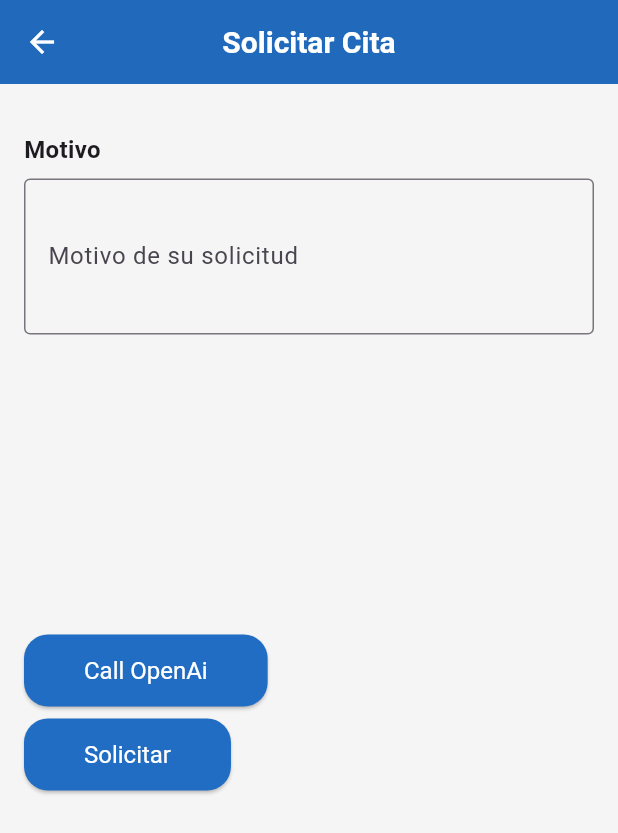
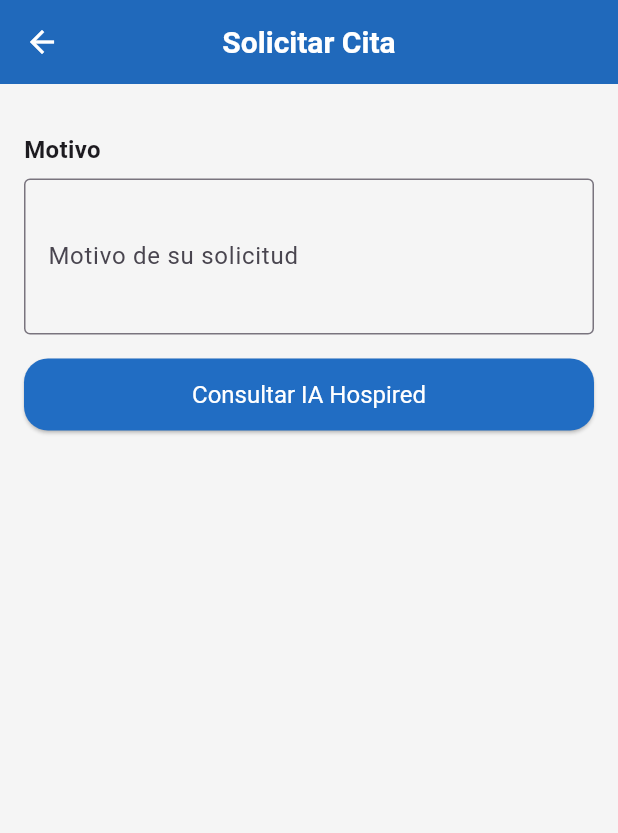
Before and after one commit to Hospired/Hospired-App, a Flutter app: the RequestAppointment screen opened by its route, after a tap on "Entendido", on a phone screen of 412 x 824 dp. Shown: the top 833 px of the screen. Run offline on Flutter 3.47's test engine with Material 3 defaults, Android fonts, the phone set to English and light mode, and no system bars; our stand-ins replace flutter_hooks, flutter_local_notifications, hive, hive_flutter, hooks_riverpod, shared_preferences and 3 more; accounts and stored records are empty.

Commit message:
Refine call to openai in request appointment

```diff
--- a/lib/pages/appointments/request_appointment.dart
+++ b/lib/pages/appointments/request_appointment.dart
@@ -1,23 +1,21 @@
-import 'dart:convert';
-
 import 'package:flutter/material.dart';
 import 'package:flutter_hooks/flutter_hooks.dart';
 import 'package:hooks_riverpod/hooks_riverpod.dart';
-import 'package:http/http.dart' as http;
 
 import '../../backend-api/api_service.dart';
 import '../../backend-api/dtos.dart';
+import '../../backend-api/enum_maps.dart';
 import '../../breakpoints.dart';
 import '../../colors.dart';
-import '../../openai_configuration.dart';
 import '../../providers/patient.dart';
 import '../../text_styles.dart';
+import '../../utilities/openai.dart';
 
 const String prePrompt = '''
 Eres una IA que le ayuda a pacientes agendar citas médicas en hospitales mediante un sistema digital llamado hospired.
 Los pacientes escribirán el motivo de su cita. Tú le responderás que tipo de especialista le corresponde al paciente
 según la descripción que haya dado. Si la descripción es muy inexacta, puedes solicitarle al paciente que describa su
-problema mas detalladamente. Solo les puede preguntar 1 vez. Si no puedes determinar la especialidad después de la segunda
+problema mas detalladamente. Solo le puedes preguntar 1 vez. Si no puedes determinar la especialidad después de la segunda
 respuesta, contesta que no es posible determinar la especialidad, y recomienda ver un médico general.
 
 La lista de las especialidades, según la base de datos, es la siguiente:
@@ -40,41 +38,21 @@ La lista de las especialidades, según la base de datos, es la siguiente:
   'Ophthalmology',
   'Otolaryngology'
 
-En la respuesta, traduce la especialidad al español.
+En la respuesta, traduce la especialidad al español. No ingreses caracteres de formatear texto, como
+por ejemplo **, <H1>, etc., solo plain text.
+
+Para la primera respuesta, existe la siguiente regla:
+Formula siempre una frase respondiendole al usuario. Si requieres mas información, termina tu respuesta
+con exactamente el siguiente string: ##More_Information_Required.
+Si sabes que especialidad proponer, termina tu respuesta con ##<specialty> reemplazando a <specialty>
+con un una especialidad de la lista, con su nombre original, por ejemplo ##Neurology.
+
+Para la segunda respuesta, existe la siguiente regla:
+Formula siempre una frase respondiendole al usuario. Si sabes que especialidad proponer, termina tu
+respuesta con ##<specialty> reemplazando a <specialty> con un una especialidad de la lista, con su
+nombre original, por ejemplo ##Neurology.
+Si no sabes qué especialidad proponer, termina la respuesta con ##General Practice
 ''';
-
-Future<String?> callOpenAI(List<Map<String, String>> messages) async {
-  final apiKey = openAiApiKeyDev;
-  final url = Uri.parse('https://api.openai.com/v1/chat/completions');
-
-  final headers = {
-    'Content-Type': 'application/json',
-    'Authorization': 'Bearer $apiKey',
-  };
-
-  /*
-  [
-    {'role': 'user', 'content': 'Hello!'},
-  ]
-  */
-
-  final body = jsonEncode({
-    'model': 'gpt-3.5-turbo',
-    'messages': messages,
-    'temperature': 0.7,
-  });
-
-  final response = await http.post(url, headers: headers, body: body);
-
-  if (response.statusCode == 200) {
-    final data = jsonDecode(response.body);
-    print(data['choices'][0]['message']['content']);
-    return data['choices'][0]['message']['content'];
-  } else {
-    print('Error: ${response.statusCode}');
-    print(response.body);
-  }
-}
 
 class RequestAppointment extends HookConsumerWidget {
   const RequestAppointment({super.key});
@@ -88,18 +66,47 @@ class RequestAppointment extends HookConsumerWidget {
       {'role': 'system', 'content': prePrompt},
     ]);
     final error = useState<String>("");
+    final inputMoreInformation = useState<bool>(false);
+    final selectedSpecialty = useState<String>("");
+    final readyToSubmit = useState<bool>(false);
 
     final TextEditingController motiveController = useTextEditingController();
+    final TextEditingController moreInfoController = useTextEditingController();
 
     final callOpenAi = useCallback(() async {
       List<Map<String, String>> currentMessages = [...messages.value];
+
+      if (inputMoreInformation.value) {
+        currentMessages.add({
+          'role': 'user',
+          'content': moreInfoController.text,
+        });
+      } else {
         currentMessages.add({'role': 'user', 'content': motiveController.text});
-      String? assistantResponse = await callOpenAI(currentMessages);
+      }
+
+      String? assistantResponse = await requestOpenAiResponse(currentMessages);
       if (assistantResponse != null) {
+        List<String> splittedResponse = assistantResponse.split('##');
+        if (splittedResponse.length == 2) {
+          if (splittedResponse[1].contains('More_Information_Required')) {
+            inputMoreInformation.value = true;
+          } else {
+            if (medicalSpecialties.keys.contains(splittedResponse[1])) {
+              selectedSpecialty.value = splittedResponse[1];
+              readyToSubmit.value = true;
+            }
+          }
+        }
+
         currentMessages.add({
           'role': 'assistant',
-          'content': assistantResponse,
+          'content': splittedResponse[0],
         });
+        if (currentMessages.length > 4) {
+          readyToSubmit.value = true;
+        }
+
         messages.value = [...currentMessages];
       }
     }, []);
@@ -112,7 +119,7 @@ class RequestAppointment extends HookConsumerWidget {
             CreateAppointmentReq(
               patientId: patient.id,
               motive: motiveController.text,
-              specialty: "General Practice",
+              specialty: selectedSpecialty.value,
             ),
           );
           Navigator.of(context).pop();
@@ -139,7 +146,7 @@ class RequestAppointment extends HookConsumerWidget {
           child: Column(
             crossAxisAlignment: !disclaimerShown.value
                 ? CrossAxisAlignment.center
-                : CrossAxisAlignment.start,
+                : CrossAxisAlignment.stretch,
             children: [
               if (!disclaimerShown.value) ...[
                 const Spacer(),
@@ -168,8 +175,10 @@ class RequestAppointment extends HookConsumerWidget {
                 const SizedBox(height: 8),
                 TextField(
                   controller: motiveController,
-                  readOnly: requestingAppointment.value,
-                  //onChanged: (value) => error.value = "",
+                  readOnly:
+                      requestingAppointment.value ||
+                      inputMoreInformation.value ||
+                      readyToSubmit.value,
                   minLines: 3,
                   maxLines: 3,
                   textAlignVertical: TextAlignVertical.top,
@@ -179,23 +188,79 @@ class RequestAppointment extends HookConsumerWidget {
                     border: OutlineInputBorder(),
                   ),
                 ),
+                if (messages.value.length > 2) ...[
                   const SizedBox(height: 8),
                   SizedBox(
-                  height: 192,
-                  child: Text(
-                    messages.value.isNotEmpty && messages.value.length > 2
-                        ? messages.value.last['content'] ?? ''
-                        : '',
+                    height: 96,
+                    child: Text(messages.value[2]['content'] ?? ''),
+                  ),
+                ],
+                if (inputMoreInformation.value) ...[
+                  const SizedBox(height: 16),
+                  TextField(
+                    controller: moreInfoController,
+                    readOnly:
+                        requestingAppointment.value ||
+                        messages.value.length > 5 ||
+                        readyToSubmit.value,
+                    minLines: 3,
+                    maxLines: 3,
+                    textAlignVertical: TextAlignVertical.top,
+                    decoration: const InputDecoration(
+                      hintText: "",
+                      labelText: "Describe tu problema mas detalladamente",
+                      border: OutlineInputBorder(),
                     ),
                   ),
+                  if (messages.value.length > 4) ...[
+                    const SizedBox(height: 8),
+                    SizedBox(
+                      height: 96,
+                      child: Text(messages.value[4]['content'] ?? ''),
+                    ),
+                  ],
+                ],
+                if (!readyToSubmit.value) ...[
+                  const SizedBox(height: 16),
                   ElevatedButton(
                     onPressed: () => callOpenAi(),
                     child: Padding(
                       padding: const EdgeInsets.fromLTRB(16, 8, 16, 8),
-                    child: Text('Call OpenAi', style: HospiredTextStyle.body3),
+                      child: Text(
+                        'Consultar IA Hospired',
+                        style: HospiredTextStyle.body3,
                       ),
                     ),
-                const SizedBox(height: 8),
+                  ),
+                ],
+
+                if (readyToSubmit.value) ...[
+                  const SizedBox(height: 16),
+                  DropdownButtonFormField<String>(
+                    decoration: const InputDecoration(
+                      labelText: "Especialidad",
+                      border: OutlineInputBorder(),
+                      contentPadding: EdgeInsets.symmetric(
+                        horizontal: 12,
+                        vertical: 16,
+                      ),
+                    ),
+                    initialValue: selectedSpecialty.value.isNotEmpty
+                        ? selectedSpecialty.value
+                        : 'General Practice',
+                    onChanged: (String? specialty) {
+                      if (specialty != null) {
+                        selectedSpecialty.value = specialty;
+                      }
+                    },
+                    items: medicalSpecialties.entries.map((entry) {
+                      return DropdownMenuItem<String>(
+                        value: entry.key,
+                        child: Text(entry.value),
+                      );
+                    }).toList(),
+                  ),
+                  const SizedBox(height: 16),
                   ElevatedButton(
                     onPressed: () => callCreateAppointment(context),
                     child: Padding(
@@ -203,6 +268,7 @@ class RequestAppointment extends HookConsumerWidget {
                       child: Text('Solicitar', style: HospiredTextStyle.body3),
                     ),
                   ),
+                ],
                 const SizedBox(height: 8),
                 Padding(
                   padding: const EdgeInsets.all(16),
```
Also changed, not shown: lib/utilities/openai.dart (added, +37 -0 lines). Lines whose indentation alone changed are shown as unchanged.
